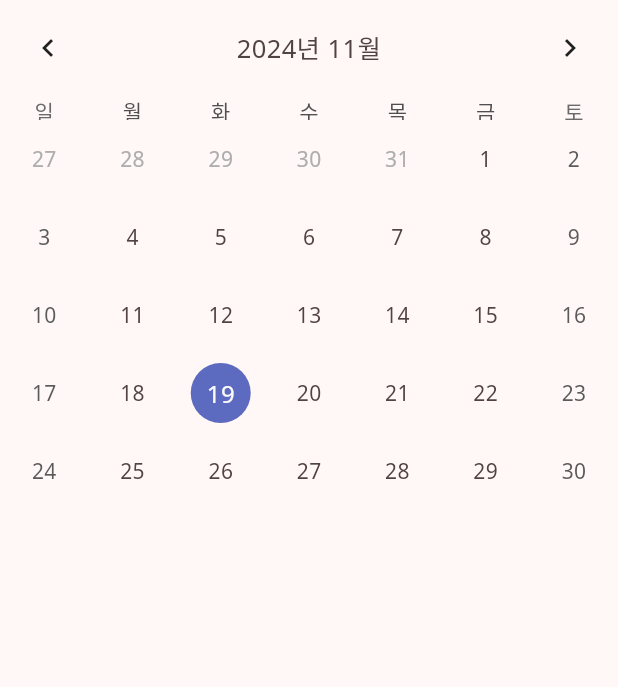
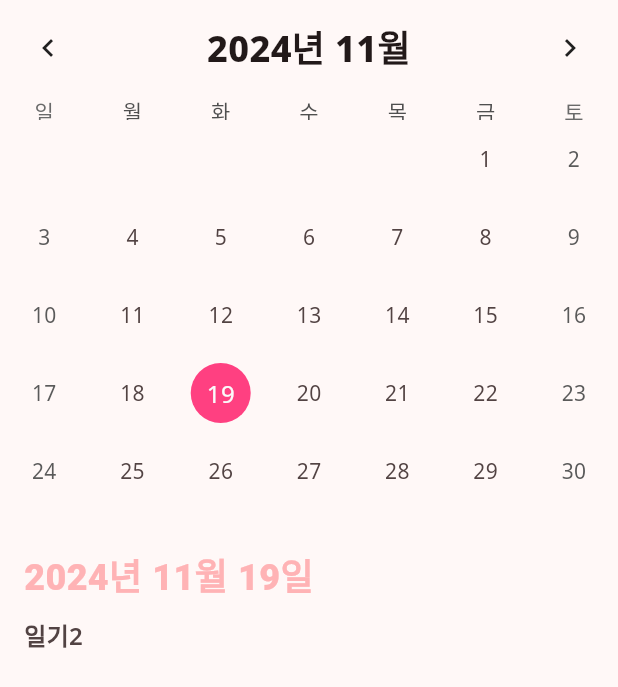
Before and after one commit to jhan117/Pebble-Pal, a Flutter app: the CalendarWidget screen opened directly, on a phone screen of 412 x 824 dp. Shown: the top 687 px of the screen. Run offline on Flutter 3.47's test engine with Material 3 defaults, Android fonts, the phone set to English and light mode, and no system bars; drawn by our look-alikes of table_calendar; our stand-ins replace google_fonts, smooth_page_indicator; Roboto replaces fonts that are missing (Sarpanch).

Commit message:
✨새로운 기능: 일기 불러오기 기능 추가

```diff
--- a/lib/presentation/widgets/calendar.dart
+++ b/lib/presentation/widgets/calendar.dart
@@ -1,5 +1,7 @@
 import 'package:flutter/material.dart';
 import 'package:table_calendar/table_calendar.dart';
+import 'package:graytalk/core/theme/colors.dart';
+import 'package:graytalk/core/theme/fonts.dart';
 
 class CalendarWidget extends StatefulWidget {
   const CalendarWidget({Key? key}) : super(key: key);
@@ -12,9 +14,22 @@ class _CalendarWidgetState extends State<CalendarWidget> {
   DateTime _selectedDay = DateTime.now();
   DateTime _focusedDay = DateTime.now();
 
+  final Map<String, String> _dummyDiaryData = {
+    '2024-11-18': "일기1",
+    '2024-11-19': "일기2",
+    '2024-11-20': "일기3",
+  };
+
+  String _formatDate(DateTime date) {
+    return '${date.year}-${date.month.toString().padLeft(2, '0')}-${date.day.toString().padLeft(2, '0')}';
+  }
+
   @override
   Widget build(BuildContext context) {
-    return TableCalendar(
+    return Scaffold(
+      body: Column(
+        children: [
+          TableCalendar(
             locale: 'ko_KR',
             firstDay: DateTime.utc(2000, 1, 1),
             lastDay: DateTime.utc(2100, 12, 31),
@@ -25,14 +40,55 @@ class _CalendarWidgetState extends State<CalendarWidget> {
                 _selectedDay = selectedDay;
                 _focusedDay = focusedDay;
               });
-        print("Selected Day: $_selectedDay");
             },
             calendarFormat: CalendarFormat.month,
             headerStyle: HeaderStyle(
               formatButtonVisible: false,
               titleCentered: true,
-        leftChevronVisible: true,
-        rightChevronVisible: true,
+              titleTextStyle: headlineMedium,
+            ),
+            calendarStyle: CalendarStyle(
+              todayDecoration: BoxDecoration(
+                color: const Color.fromARGB(255, 223, 152, 152),
+                shape: BoxShape.circle,
+              ),
+              selectedDecoration: BoxDecoration(
+                color: Colors.pinkAccent,
+                shape: BoxShape.circle,
+              ),
+              outsideDaysVisible: false,
+            ),
+          ),
+          const SizedBox(height: 10),
+          Expanded(
+            child: Container(
+              width: double.infinity,
+              padding: const EdgeInsets.all(16.0),
+              decoration: BoxDecoration(
+                color: colorScheme.surface,
+                borderRadius: BorderRadius.circular(8.0),
+              ),
+              child: Column(
+                crossAxisAlignment: CrossAxisAlignment.start,
+                children: [
+                  Text(
+                    "${_selectedDay.year}년 ${_selectedDay.month}월 ${_selectedDay.day}일",
+                    style: titleLarge,
+                  ),
+                  const SizedBox(height: 10),
+                  Expanded(
+                    child: SingleChildScrollView(
+                      child: Text(
+                        _dummyDiaryData[_formatDate(_selectedDay)] ?? "일기 없음",
+                        style: bodyLarge,
+                      ),
+                    ),
+                  ),
+                ],
+              ),
+            ),
+          ),
+        ],
       ),
     );
   }
```
Lines whose indentation alone changed are shown as unchanged.
